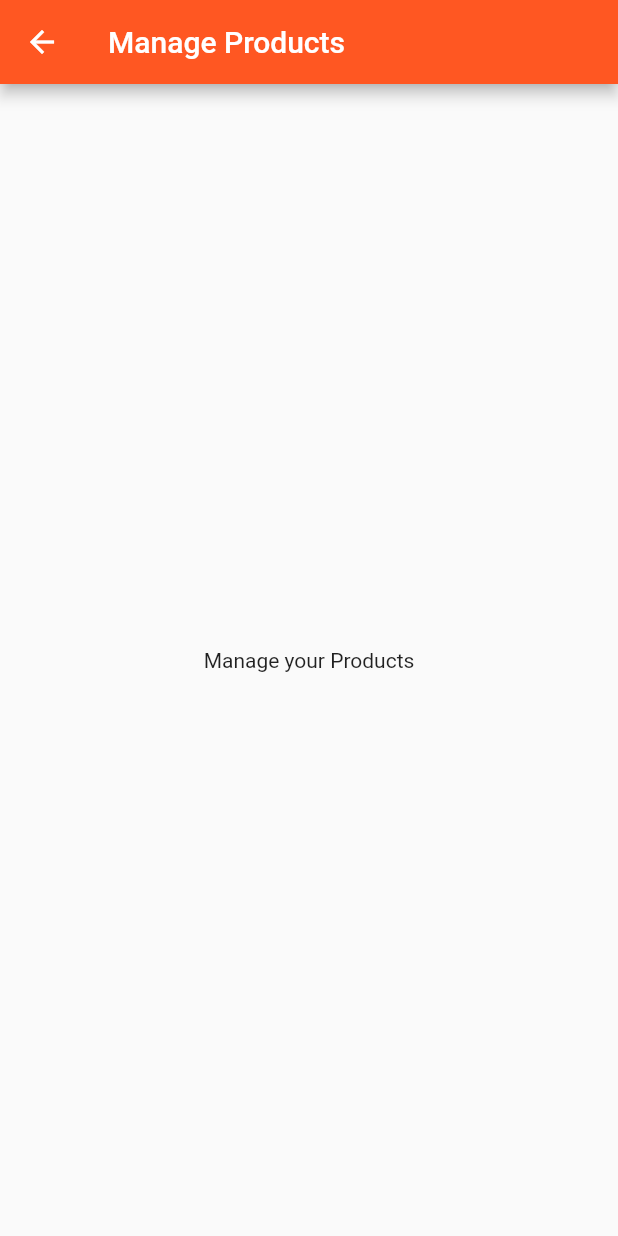
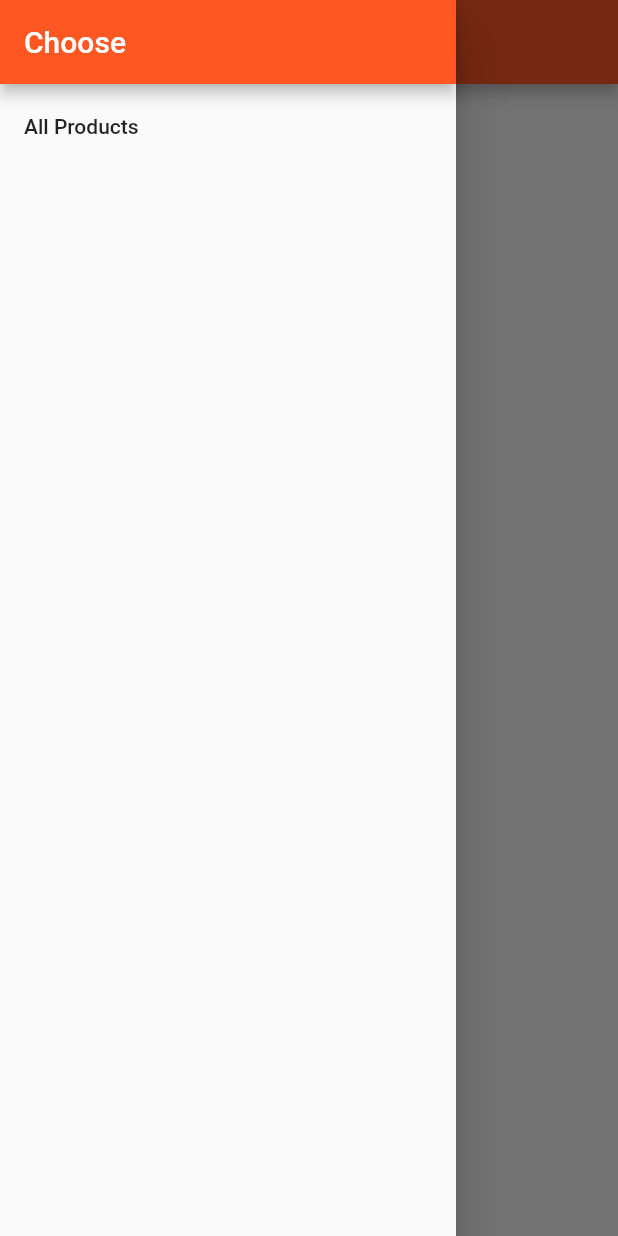
Before and after one commit to Islah-Innovation/learn_flutter_course, a Flutter app: the ProductsAdminPage screen opened directly, with the side drawer open (before the commit the screen has no drawer), on a phone screen of 412 x 824 dp. Run offline on Flutter 3.47's test engine with Material 2 defaults, Android fonts, the phone set to English and light mode, and no system bars.

```diff
--- a/lib/pages/products.dart
+++ b/lib/pages/products.dart
@@ -17,7 +17,7 @@ class ProductsPage extends StatelessWidget {
             ListTile(
               title: Text('Manage Products'),
               onTap: () {
-                Navigator.push(
+                Navigator.pushReplacement(
                     context,
                     MaterialPageRoute(
                         builder: (BuildContext context) =>
--- a/lib/pages/products_admin.dart
+++ b/lib/pages/products_admin.dart
@@ -1,9 +1,31 @@
 import 'package:flutter/material.dart';
+
+import './products.dart';
 
 class ProductsAdminPage extends StatelessWidget {
   @override
   Widget build(BuildContext context) {
     return Scaffold(
+      drawer: Drawer(
+        child: Column(
+          children: <Widget>[
+            AppBar(
+              automaticallyImplyLeading: false,
+              title: Text('Choose'),
+            ),
+            ListTile(
+              title: Text('All Products'),
+              onTap: () {
+                Navigator.pushReplacement(
+                    context,
+                    MaterialPageRoute(
+                        builder: (BuildContext context) =>
+                            ProductsPage()));
+              },
+            )
+          ],
+        ),
+      ),
       appBar: AppBar(
         title: Text('Manage Products'),
       ),
```
